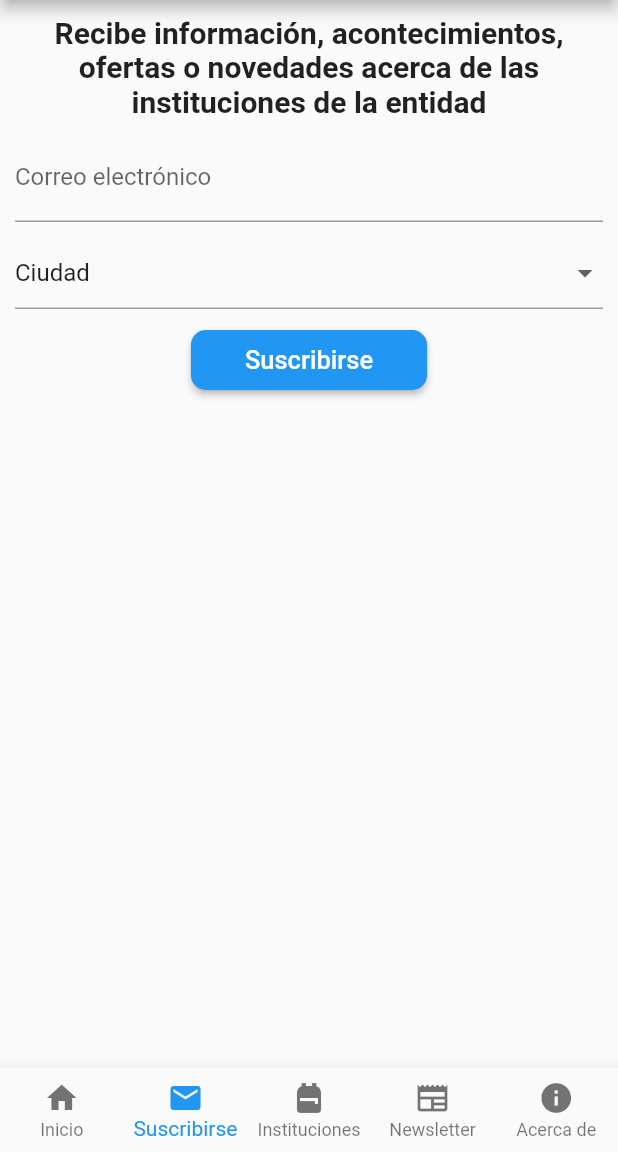
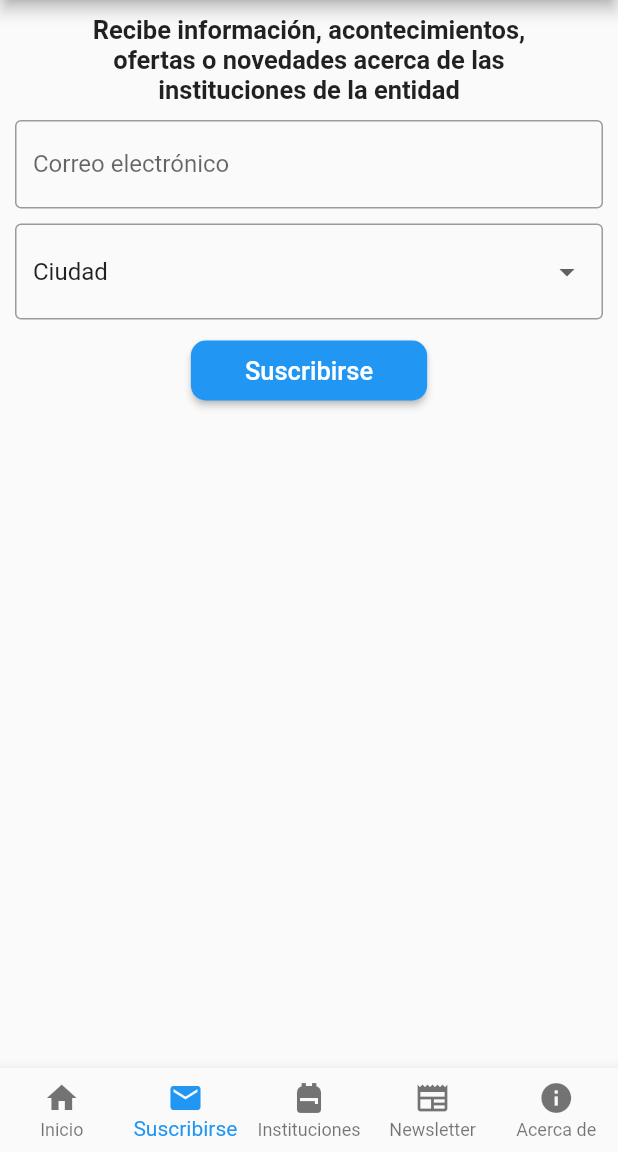
Before and after one commit to Pimpollo30/eduqro, a Flutter app: the screen it shows after launch, swiped to page 2, on a phone screen of 412 x 824 dp, the part 84-1236 px from its top. Run offline on Flutter 3.47's test engine with Material 2 defaults, Android fonts, the phone set to English and light mode, and no system bars.

Commit message:
SuscribirsePage modified

```diff
--- a/lib/pages/suscribirse_page.dart
+++ b/lib/pages/suscribirse_page.dart
@@ -17,7 +17,7 @@ class SuscribirsePage extends StatelessWidget {
               textAlign: TextAlign.center,
               style: TextStyle(
                 color: Colors.black87,
-                fontSize:20,
+                fontSize:17,
                 fontWeight: FontWeight.bold,
               )
               ),
@@ -25,11 +25,15 @@ class SuscribirsePage extends StatelessWidget {
             TextFormField(
               decoration: InputDecoration(
                 labelText: 'Correo electrónico',
-                hintText: 'Correo electrónico'
+                hintText: 'Correo electrónico',
+                border: OutlineInputBorder(),
               ),
             ),
             SizedBox(height:10),
             DropdownButtonFormField(
+              decoration: InputDecoration(
+                border: OutlineInputBorder(),
+              ),
               items: [DropdownMenuItem(child: Text('Ciudad'))],
               onChanged: (value) {}),
             SizedBox(height:10),
```
